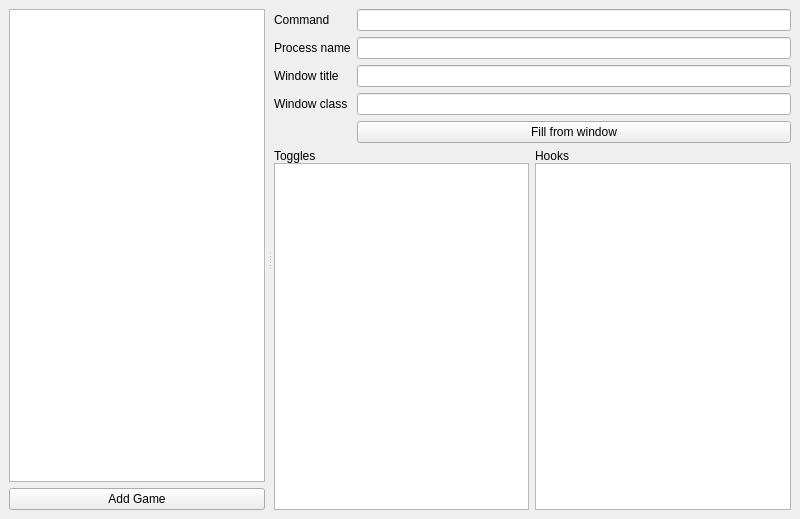
First picture: the form in optiwrapper/configurator/SettingsWindow.ui, repository yut23/optiwrapper, before the edit.
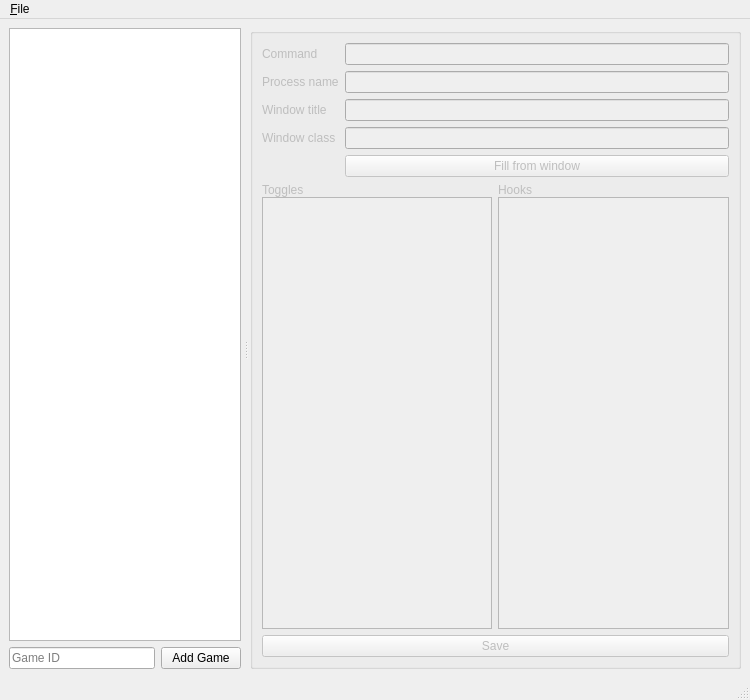
Second picture: the form after the edit.

Diff of the .ui file:
```diff
--- a/optiwrapper/configurator/SettingsWindow.ui
+++ b/optiwrapper/configurator/SettingsWindow.ui
@@ -6,8 +6,8 @@
    <rect>
     <x>0</x>
     <y>0</y>
-    <width>800</width>
-    <height>519</height>
+    <width>750</width>
+    <height>700</height>
    </rect>
   </property>
   <property name="windowTitle">
@@ -29,23 +29,46 @@
       <widget class="QWidget" name="layoutWidget">
        <layout class="QVBoxLayout" name="game_container">
         <item>
-         <widget class="QListWidget" name="game_picker">
-          <property name="viewMode">
-           <enum>QListView::IconMode</enum>
+         <widget class="QListView" name="game_picker">
+          <property name="selectionMode">
+           <enum>QAbstractItemView::SingleSelection</enum>
           </property>
          </widget>
         </item>
         <item>
-         <widget class="QPushButton" name="add_game_button">
-          <property name="text">
-           <string>Add Game</string>
-          </property>
-         </widget>
+         <layout class="QHBoxLayout" name="add_game_container">
+          <item>
+           <widget class="QLineEdit" name="game_id_textbox">
+            <property name="toolTip">
+             <string>&lt;html&gt;&lt;head/&gt;&lt;body&gt;&lt;p&gt;New game ID to add&lt;/p&gt;&lt;/body&gt;&lt;/html&gt;</string>
+            </property>
+            <property name="statusTip">
+             <string>New game ID to add</string>
+            </property>
+            <property name="placeholderText">
+             <string>Game ID</string>
+            </property>
+           </widget>
+          </item>
+          <item>
+           <widget class="QPushButton" name="add_game_button">
+            <property name="text">
+             <string>Add Game</string>
+            </property>
+           </widget>
+          </item>
+         </layout>
         </item>
        </layout>
       </widget>
-      <widget class="QWidget" name="layoutWidget_2">
-       <layout class="QVBoxLayout" name="settings_container" stretch="0,1">
+      <widget class="QGroupBox" name="settings_container">
+       <property name="enabled">
+        <bool>false</bool>
+       </property>
+       <property name="title">
+        <string/>
+       </property>
+       <layout class="QVBoxLayout" name="verticalLayout" stretch="0,1,0">
         <item>
          <layout class="QFormLayout" name="top_form_layout">
           <item row="0" column="0">
@@ -181,12 +204,55 @@
           </item>
          </layout>
         </item>
+        <item>
+         <widget class="QPushButton" name="save_button">
+          <property name="toolTip">
+           <string>&lt;html&gt;&lt;head/&gt;&lt;body&gt;&lt;p&gt;Save settings to file&lt;/p&gt;&lt;/body&gt;&lt;/html&gt;</string>
+          </property>
+          <property name="statusTip">
+           <string>Save settings to file</string>
+          </property>
+          <property name="text">
+           <string>Save</string>
+          </property>
+         </widget>
+        </item>
        </layout>
       </widget>
      </widget>
     </item>
    </layout>
   </widget>
+  <widget class="QStatusBar" name="statusBar"/>
+  <widget class="QMenuBar" name="menuBar">
+   <property name="geometry">
+    <rect>
+     <x>0</x>
+     <y>0</y>
+     <width>750</width>
+     <height>25</height>
+    </rect>
+   </property>
+   <widget class="QMenu" name="menu_file">
+    <property name="title">
+     <string>&amp;File</string>
+    </property>
+    <addaction name="action_reload"/>
+    <addaction name="separator"/>
+    <addaction name="action_exit"/>
+   </widget>
+   <addaction name="menu_file"/>
+  </widget>
+  <action name="action_reload">
+   <property name="text">
+    <string>&amp;Reload current file</string>
+   </property>
+  </action>
+  <action name="action_exit">
+   <property name="text">
+    <string>E&amp;xit</string>
+   </property>
+  </action>
  </widget>
  <tabstops>
   <tabstop>game_picker</tabstop>
```
Left out of the diff: 65 changed lines with no effect on the pictures.
